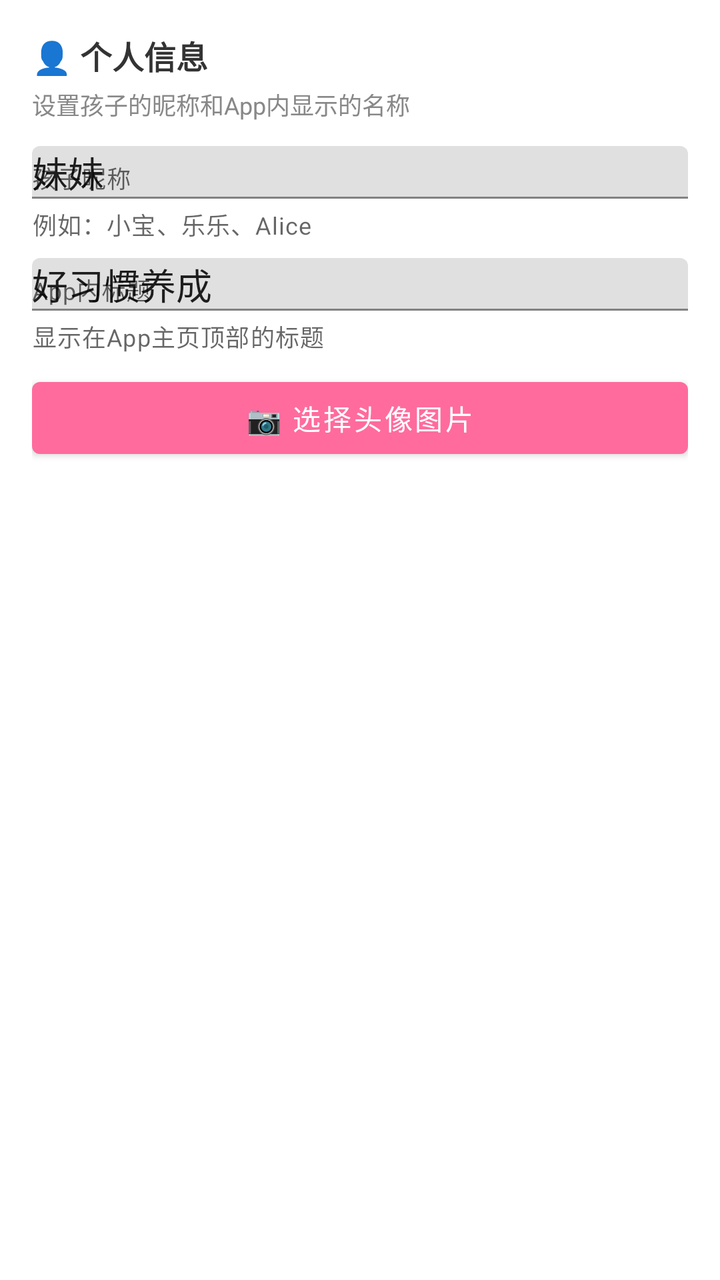
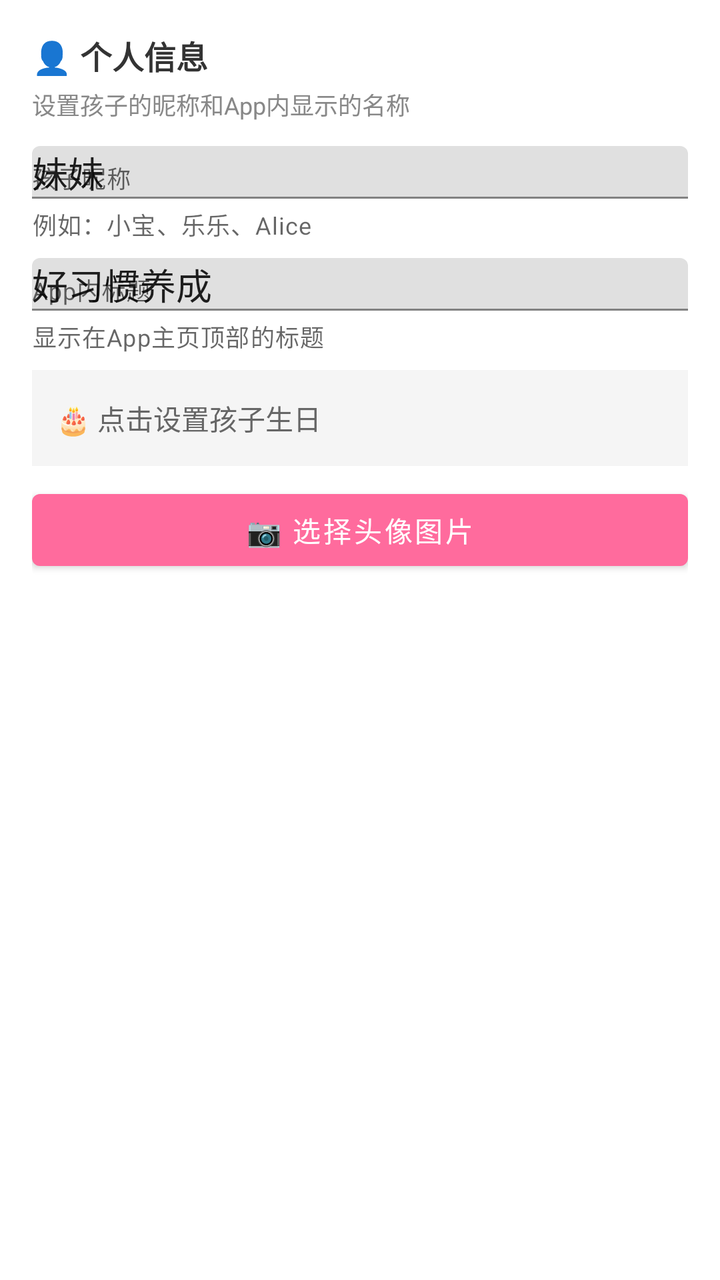

An Android layout rendered at two revisions. The XML below is the earlier revision; the diff shows what the commit changed to produce the second picture.
<!-- AndroidManifest.xml: application theme Theme.HabitTracker -->
<!-- res/layout/dialog_profile_settings.xml -->
<?xml version="1.0" encoding="utf-8"?>
<LinearLayout xmlns:android="http://schemas.android.com/apk/res/android"
    xmlns:app="http://schemas.android.com/apk/res-auto"
    android:layout_width="match_parent"
    android:layout_height="wrap_content"
    android:orientation="vertical"
    android:padding="16dp">
    <TextView
        android:layout_width="match_parent"
        android:layout_height="wrap_content"
        android:text="👤 个人信息"
        android:textSize="16sp"
        android:textStyle="bold"
        android:textColor="@color/text_primary"
        android:layout_marginBottom="4dp" />
    <TextView
        android:layout_width="match_parent"
        android:layout_height="wrap_content"
        android:text="设置孩子的昵称和App内显示的名称"
        android:textSize="12sp"
        android:textColor="@color/text_secondary"
        android:layout_marginBottom="12dp" />
    <com.google.android.material.textfield.TextInputLayout
        android:layout_width="match_parent"
        android:layout_height="wrap_content"
        android:hint="孩子昵称"
        app:helperText="例如：小宝、乐乐、Alice"
        android:layout_marginBottom="8dp">
        <android.widget.EditText
            android:id="@+id/et_nickname"
            android:layout_width="match_parent"
            android:layout_height="wrap_content"
            android:inputType="text"
            android:text="妹妹" />
    </com.google.android.material.textfield.TextInputLayout>
    <com.google.android.material.textfield.TextInputLayout
        android:layout_width="match_parent"
        android:layout_height="wrap_content"
        android:hint="App内标题"
        app:helperText="显示在App主页顶部的标题"
        android:layout_marginBottom="8dp">
        <android.widget.EditText
            android:id="@+id/et_app_title"
            android:layout_width="match_parent"
            android:layout_height="wrap_content"
            android:inputType="text"
            android:text="好习惯养成" />
    </com.google.android.material.textfield.TextInputLayout>
    <Button
        android:id="@+id/btn_pick_avatar"
        android:layout_width="match_parent"
        android:layout_height="48dp"
        android:text="📷 选择头像图片"
        android:textSize="14sp"
        android:layout_marginBottom="8dp" />
</LinearLayout>
<!-- resources referenced by this layout -->
<resources>
  <color name="text_primary">#333333</color>
  <color name="text_secondary">#888888</color>
  <style name="Theme.HabitTracker" parent="Theme.MaterialComponents.Light.NoActionBar">
          <item name="colorPrimary">@color/child_pink</item>
          <item name="colorPrimaryVariant">@color/child_pink_light</item>
          <item name="colorOnPrimary">@color/white</item>
          <item name="colorSecondary">@color/child_green</item>
          <item name="android:statusBarColor">@color/child_pink_light</item>
      </style>
  <color name="child_pink">#FF6B9D</color>
  <color name="child_pink_light">#FFF0F5</color>
  <color name="white">#FFFFFF</color>
  <color name="child_green">#4CAF50</color>
</resources>

<!-- the commit's change to res/layout/dialog_profile_settings.xml (unified diff, before → after) -->
@@ -46,6 +46,19 @@
             android:inputType="text"
             android:text="好习惯养成" />
     </com.google.android.material.textfield.TextInputLayout>
+    <TextView
+        android:id="@+id/tv_birthday"
+        android:layout_width="match_parent"
+        android:layout_height="48dp"
+        android:gravity="center_vertical"
+        android:paddingStart="12dp"
+        android:background="#F5F5F5"
+        android:text="🎂 点击设置孩子生日"
+        android:textSize="14sp"
+        android:textColor="#666"
+        android:clickable="true"
+        android:focusable="true"
+        android:layout_marginBottom="8dp" />
     <Button
         android:id="@+id/btn_pick_avatar"
         android:layout_width="match_parent"
